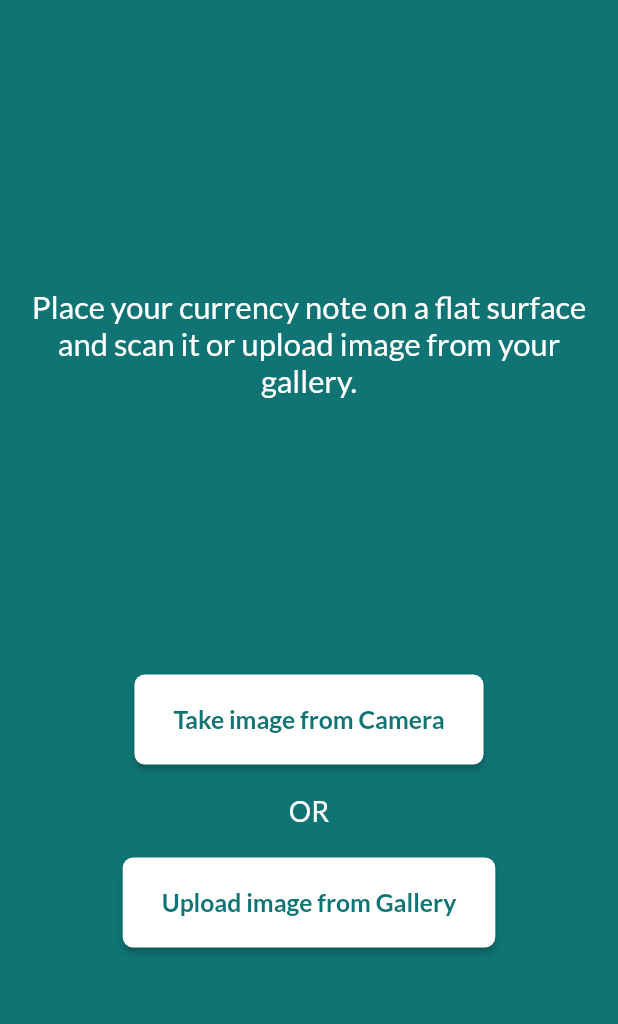
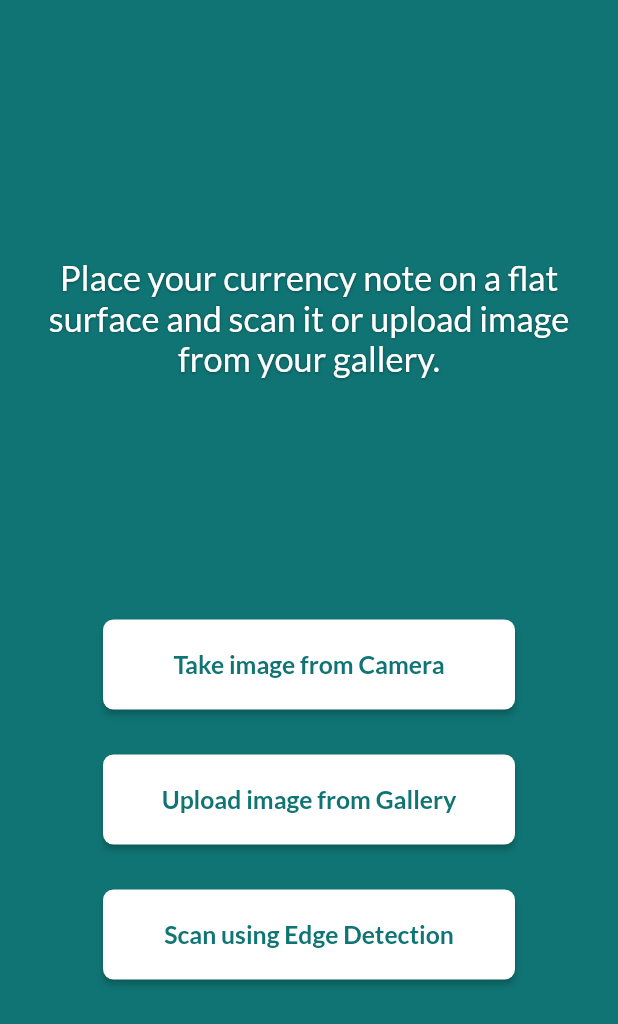
Before and after one commit to sayalipanch/Fake_Currency_Detector_App, a Flutter app: the screen it shows after launch, after a tap on "Launch Fake Currency Detector", on a phone screen of 412 x 824 dp. Shown: the top 1024 px of the screen. Run offline on Flutter 3.47's test engine with Material 2 defaults, Android fonts, the light colour scheme and no system bars; our stand-ins replace google_fonts, image_picker, permission_handler; missing offline and left inert: edge_detection, tflite_flutter.

Commit message:
feat: Edge Detection & Loaded Model

```diff
--- /dev/null
+++ b/fake_currency_detector/assets/label/labels.txt
@@ -0,0 +1,2 @@
+0 Fake
+1 Real
--- a/fake_currency_detector/lib/home/home.dart
+++ b/fake_currency_detector/lib/home/home.dart
@@ -35,7 +35,7 @@ class _HomeState extends State<Home> {
                   style: AppTheme.appText(
                       size: width / 30,
                       isShadow: true,
-                      weight: FontWeight.w900,
+                      weight: FontWeight.w500,
                       color: Colors.red),
                 ),
               ),
@@ -61,6 +61,7 @@ class _HomeState extends State<Home> {
                       child: Icon(
                         Icons.currency_rupee_sharp,
                         size: width / 6,
+                        color: AppTheme.mildGreen,
                       ),
                     ),
                   ),
@@ -88,7 +89,11 @@ class _HomeState extends State<Home> {
                 ],
               ),
               ElevatedButton(
-                  onPressed: () {Navigator.push(context, MaterialPageRoute(builder: (_){return Scan();}));},
+                  onPressed: () {
+                    Navigator.push(context, MaterialPageRoute(builder: (_) {
+                      return const Scan();
+                    }));
+                  },
                   style: AppTheme.buttonStyle(backColor: AppTheme.mildGreen),
                   child: Padding(
                     padding: const EdgeInsets.symmetric(
--- a/fake_currency_detector/lib/scan/scan.dart
+++ b/fake_currency_detector/lib/scan/scan.dart
@@ -1,8 +1,12 @@
+// ignore_for_file: unused_local_variable, unused_field
 import 'dart:io';
-
+import 'package:edge_detection/edge_detection.dart';
 import 'package:fake_currency_detector/utils/app_theme.dart';
 import 'package:flutter/material.dart';
 import 'package:image_picker/image_picker.dart';
+import 'package:path/path.dart';
+import 'package:path_provider/path_provider.dart';
+import 'package:permission_handler/permission_handler.dart';
 
 class Scan extends StatefulWidget {
   const Scan({super.key});
@@ -12,6 +16,35 @@ class Scan extends StatefulWidget {
 }
 
 class _ScanState extends State<Scan> {
+  String? _imagePath;
+
+  void detectObject({bool isCamera = true}) async {
+    bool isCameraGranted = await Permission.camera.request().isGranted;
+    bool success = false;
+    if (!isCameraGranted) {
+      isCameraGranted =
+          await Permission.camera.request() == PermissionStatus.granted;
+    }
+    if (!isCameraGranted) {
+      return;
+    }
+    _imagePath = join((await getApplicationSupportDirectory()).path,
+        "${(DateTime.now().millisecondsSinceEpoch / 1000).round()}.jpeg");
+
+    if (isCamera) {
+      success = await EdgeDetection.detectEdge(
+        _imagePath!,
+        canUseGallery: false,
+        androidScanTitle:
+            'Scan Currency', // use custom localizations for android
+        androidCropTitle: 'Crop Currency',
+        androidCropBlackWhiteTitle: 'Black White',
+        androidCropReset: 'Reset',
+      );
+    }
+    setState(() {});
+  }
+
   @override
   Widget build(BuildContext context) {
     double width = MediaQuery.of(context).size.width;
@@ -28,25 +61,25 @@ class _ScanState extends State<Scan> {
                 "Place your currency note on a flat surface and scan it or upload image from your gallery.",
                 textAlign: TextAlign.center,
                 style: AppTheme.appText(
-                    size: width / 20,
+                    size: width / 18,
                     weight: FontWeight.w500,
+                    isShadow: true,
                     color: AppTheme.whiteColor),
               ),
               Column(
                 children: [
-                  ElevatedButton(
+                  SizedBox(
+                    width: width / 1.5,
+                    child: ElevatedButton(
                         onPressed: () async {
                           var imageFile = await ImagePicker()
                               .pickImage(source: ImageSource.camera);
                           if (imageFile != null) {
                             File file = File(imageFile.path);
-                          setState(() {
-                            Navigator.pop(context);
-                          });
                           }
                         },
-                      style:
-                          AppTheme.buttonStyle(backColor: AppTheme.whiteColor),
+                        style: AppTheme.buttonStyle(
+                            backColor: AppTheme.whiteColor),
                         child: Padding(
                           padding: const EdgeInsets.symmetric(
                               vertical: 20, horizontal: 10),
@@ -58,30 +91,22 @@ class _ScanState extends State<Scan> {
                                 color: AppTheme.mildGreen),
                           ),
                         )),
-                  Padding(
-                    padding: const EdgeInsets.all(20.0),
-                    child: Text(
-                      "OR",
-                      textAlign: TextAlign.center,
-                      style: AppTheme.appText(
-                          size: width / 22,
-                          weight: FontWeight.w500,
-                          color: AppTheme.whiteColor),
                   ),
+                  const SizedBox(
+                    height: 30,
                   ),
-                  ElevatedButton(
+                  SizedBox(
+                    width: width / 1.5,
+                    child: ElevatedButton(
                         onPressed: () async {
                           var imageFile = await ImagePicker()
                               .pickImage(source: ImageSource.gallery);
                           if (imageFile != null) {
                             File file = File(imageFile.path);
-                          setState(() {
-                            Navigator.pop(context);
-                          });
                           }
                         },
-                      style:
-                          AppTheme.buttonStyle(backColor: AppTheme.whiteColor),
+                        style: AppTheme.buttonStyle(
+                            backColor: AppTheme.whiteColor),
                         child: Padding(
                           padding: const EdgeInsets.symmetric(
                               vertical: 20, horizontal: 10),
@@ -93,6 +118,30 @@ class _ScanState extends State<Scan> {
                                 color: AppTheme.mildGreen),
                           ),
                         )),
+                  ),
+                  const SizedBox(
+                    height: 30,
+                  ),
+                  SizedBox(
+                    width: width / 1.5,
+                    child: ElevatedButton(
+                        onPressed: () async {
+                          detectObject();
+                        },
+                        style: AppTheme.buttonStyle(
+                            backColor: AppTheme.whiteColor),
+                        child: Padding(
+                          padding: const EdgeInsets.symmetric(
+                              vertical: 20, horizontal: 10),
+                          child: Text(
+                            "Scan using Edge Detection",
+                            style: AppTheme.appText(
+                                size: width / 25,
+                                weight: FontWeight.w600,
+                                color: AppTheme.mildGreen),
+                          ),
+                        )),
+                  ),
                 ],
               )
             ],
```
Also changed, not shown: fake_currency_detector/lib/display/display_image.dart (added, +40 -0 lines), fake_currency_detector/lib/inference/infer.dart (added, +34 -0 lines), fake_currency_detector/pubspec.yaml (+8 -3 lines), fake_currency_detector/pubspec.lock, 10 other files. Lines whose indentation alone changed are shown as unchanged.
